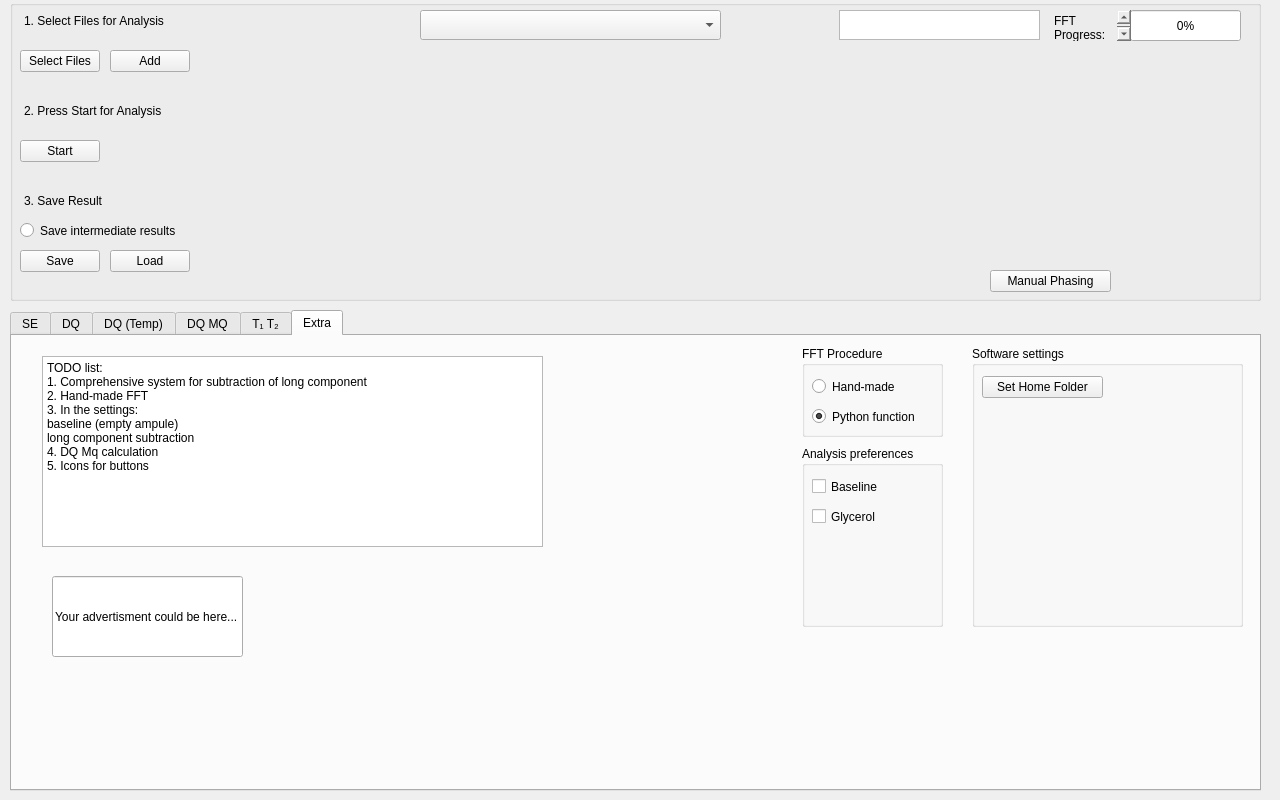
First picture: the form in form.ui, repository timesama/M2-Approach, before the edit.
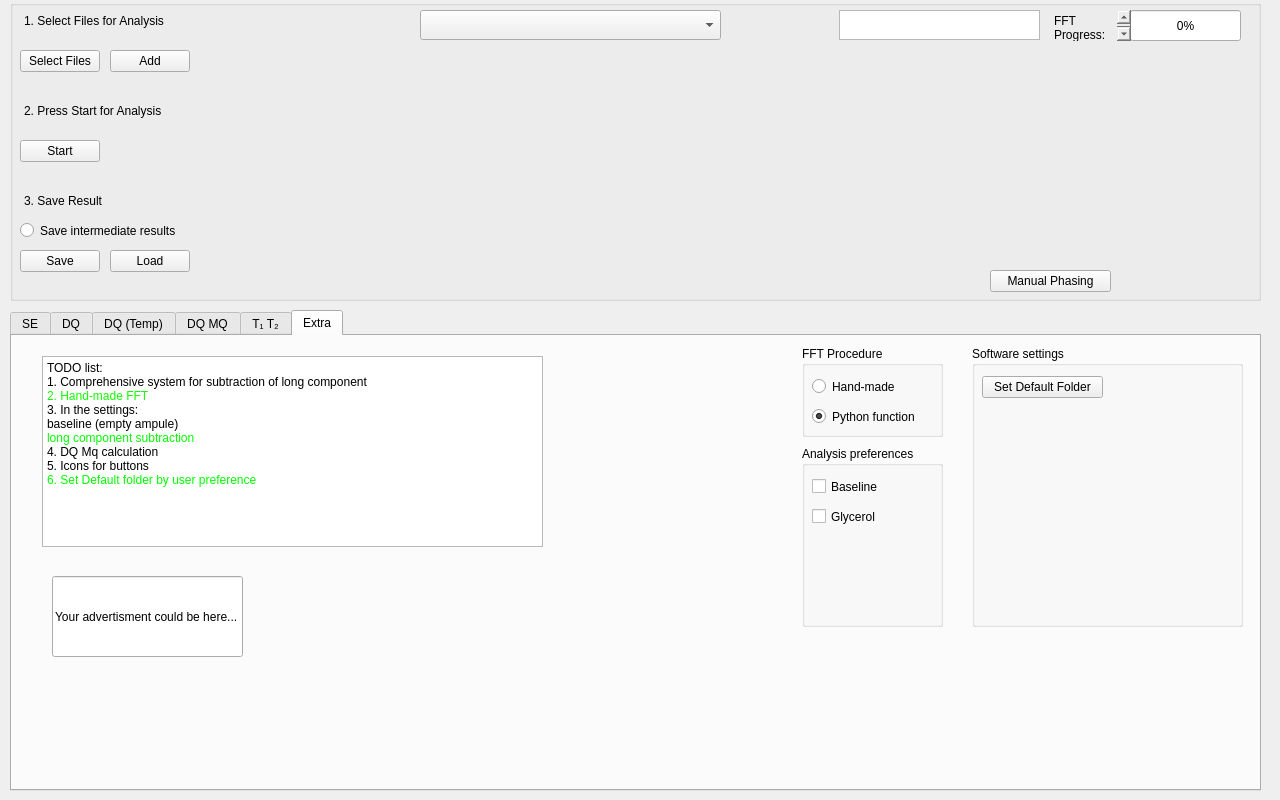
Second picture: the form after the edit. Custom widgets are drawn as their Qt base class.

Commit message: Select default folder by user

```diff
--- a/form.ui
+++ b/form.ui
@@ -1422,12 +1422,13 @@
 &lt;/style&gt;&lt;/head&gt;&lt;body style=&quot; font-family:'Segoe UI'; font-size:9pt; font-weight:400; font-style:normal;&quot;&gt;
 &lt;p style=&quot; margin-top:0px; margin-bottom:0px; margin-left:0px; margin-right:0px; -qt-block-indent:0; text-indent:0px;&quot;&gt;TODO list:&lt;/p&gt;
 &lt;p style=&quot; margin-top:0px; margin-bottom:0px; margin-left:0px; margin-right:0px; -qt-block-indent:0; text-indent:0px;&quot;&gt;1. Comprehensive system for subtraction of long component&lt;/p&gt;
-&lt;p style=&quot; margin-top:0px; margin-bottom:0px; margin-left:0px; margin-right:0px; -qt-block-indent:0; text-indent:0px;&quot;&gt;2. Hand-made FFT&lt;/p&gt;
+&lt;p style=&quot; margin-top:0px; margin-bottom:0px; margin-left:0px; margin-right:0px; -qt-block-indent:0; text-indent:0px;&quot;&gt;&lt;span style=&quot; color:#11ff00;&quot;&gt;2. Hand-made FFT&lt;/span&gt;&lt;/p&gt;
 &lt;p style=&quot; margin-top:0px; margin-bottom:0px; margin-left:0px; margin-right:0px; -qt-block-indent:0; text-indent:0px;&quot;&gt;3. In the settings: &lt;/p&gt;
 &lt;p style=&quot; margin-top:0px; margin-bottom:0px; margin-left:0px; margin-right:0px; -qt-block-indent:0; text-indent:0px;&quot;&gt;baseline (empty ampule)&lt;/p&gt;
-&lt;p style=&quot; margin-top:0px; margin-bottom:0px; margin-left:0px; margin-right:0px; -qt-block-indent:0; text-indent:0px;&quot;&gt;long component subtraction&lt;/p&gt;
+&lt;p style=&quot; margin-top:0px; margin-bottom:0px; margin-left:0px; margin-right:0px; -qt-block-indent:0; text-indent:0px;&quot;&gt;&lt;span style=&quot; color:#00ff00;&quot;&gt;long component subtraction&lt;/span&gt;&lt;/p&gt;
 &lt;p style=&quot; margin-top:0px; margin-bottom:0px; margin-left:0px; margin-right:0px; -qt-block-indent:0; text-indent:0px;&quot;&gt;4. DQ Mq calculation&lt;/p&gt;
-&lt;p style=&quot; margin-top:0px; margin-bottom:0px; margin-left:0px; margin-right:0px; -qt-block-indent:0; text-indent:0px;&quot;&gt;5. Icons for buttons&lt;/p&gt;&lt;/body&gt;&lt;/html&gt;</string>
+&lt;p style=&quot; margin-top:0px; margin-bottom:0px; margin-left:0px; margin-right:0px; -qt-block-indent:0; text-indent:0px;&quot;&gt;5. Icons for buttons&lt;/p&gt;
+&lt;p style=&quot; margin-top:0px; margin-bottom:0px; margin-left:0px; margin-right:0px; -qt-block-indent:0; text-indent:0px;&quot;&gt;&lt;span style=&quot; color:#00ff00;&quot;&gt;6. Set Default folder by user preference&lt;/span&gt;&lt;/p&gt;&lt;/body&gt;&lt;/html&gt;</string>
       </property>
      </widget>
      <widget class="QGroupBox" name="groupBox_2">
@@ -1491,7 +1492,7 @@
         </rect>
        </property>
        <property name="text">
-        <string>Set Home Folder</string>
+        <string>Set Default Folder</string>
        </property>
       </widget>
      </widget>
```
Left out of the diff: 2 changed lines with no effect on the pictures. The commit also changes 3 other files.
